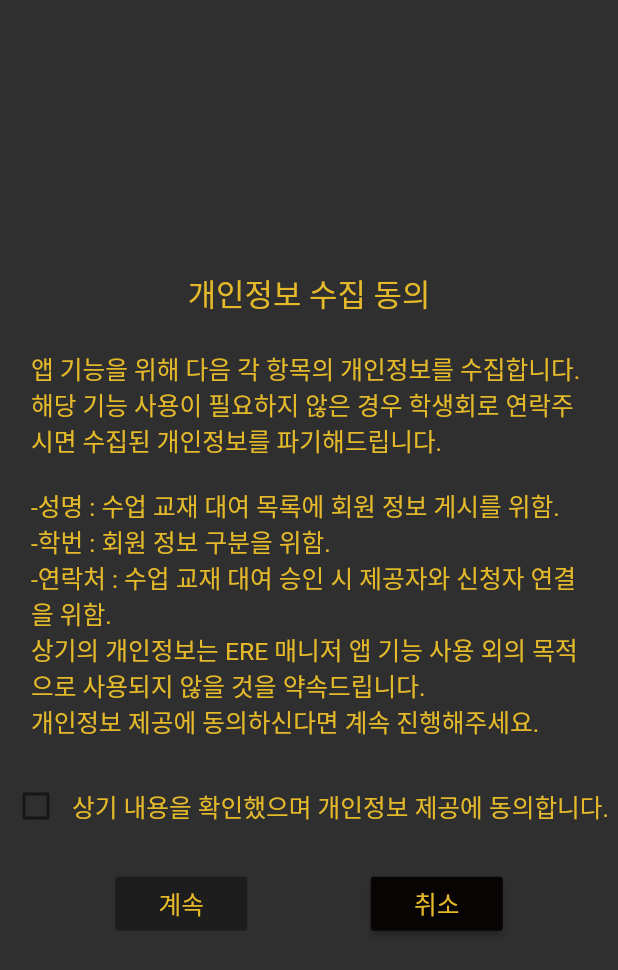
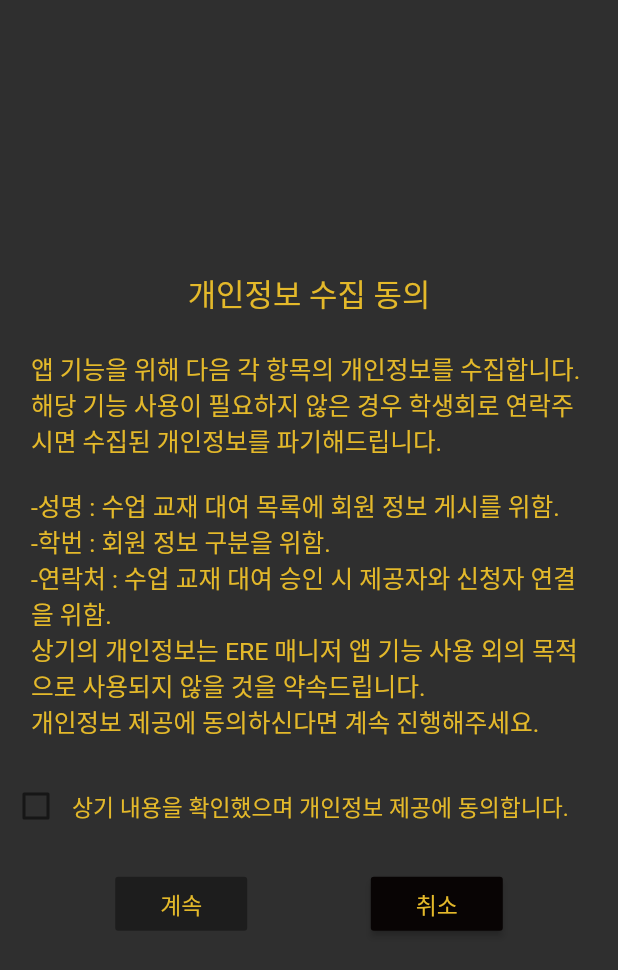
Before and after one commit to AnGyeIn/ere_manager, a Flutter app: the screen it shows after launch, after a tap on "수업 교재 대여", on a phone screen of 412 x 824 dp. Shown: the top 970 px of the screen. Run offline on Flutter 3.47's test engine with Material 2 defaults, Android fonts, the phone set to English and light mode, and no system bars; our stand-ins replace firebase_auth, firebase_database, shared_preferences, toast; missing offline and left inert: firebase_auth_ui, flutter_barcode_scanner; accounts and stored records are empty.

Commit message:
android 2020-08-13

```diff
--- a/lib/EREButton.dart
+++ b/lib/EREButton.dart
@@ -15,7 +15,7 @@
       color: ERE_BLACK,
       onPressed: onPressed,
       child: Text(text,
-      style: TextStyle(fontSize: width * 0.04),),
+      style: TextStyle(fontSize: width * 0.037),),
     );
   }
 }
--- a/lib/agreement.dart
+++ b/lib/agreement.dart
@@ -57,9 +57,11 @@
                   checkColor: ERE_YELLOW,
                   activeColor: ERE_BLACK,
                 ),
-                Text(
-                  '상기 내용을 확인했으며 개인정보 제공에 동의합니다.',
-                  style: TextStyle(color: ERE_YELLOW, fontSize: width * 0.04),
+                Expanded(
+                  child: Text(
+                    '상기 내용을 확인했으며 개인정보 제공에 동의합니다.',
+                    style: TextStyle(color: ERE_YELLOW, fontSize: width * 0.037),
+                  ),
                 )
               ],
             ),
--- a/lib/credit/Tile/AddedLectureTile.dart
+++ b/lib/credit/Tile/AddedLectureTile.dart
@@ -30,7 +30,7 @@
             child: Text(
               '          ${widget.addedLecture.name}(${widget.addedLecture.credit}학점)',
               style:
-                  TextStyle(color: ERE_YELLOW, fontSize: widget.width * 0.043),
+                  TextStyle(color: ERE_YELLOW, fontSize: widget.width * 0.04),
             ),
           ),
           Checkbox(
--- a/lib/credit/Tile/FreeLectureTile.dart
+++ b/lib/credit/Tile/FreeLectureTile.dart
@@ -32,7 +32,7 @@
     return Row(
       children: [
         Container(
-          width: widget.width * 0.12,
+          width: widget.width * 0.11,
         ),
         Container(
           width: widget.width * 0.3,
@@ -42,7 +42,7 @@
                 border: InputBorder.none,
                 hintText: '과목명 입력',
                 hintStyle: TextStyle(color: Color(0x88e4b92a))),
-            style: TextStyle(color: ERE_YELLOW, fontSize: widget.width * 0.043),
+            style: TextStyle(color: ERE_YELLOW, fontSize: widget.width * 0.04),
             onChanged: (text) => addLecName = text,
           ),
         ),
@@ -55,7 +55,7 @@
                 border: InputBorder.none,
                 hintText: '학점 입력',
                 hintStyle: TextStyle(color: Color(0x88e4b92a))),
-            style: TextStyle(color: ERE_YELLOW, fontSize: widget.width * 0.043),
+            style: TextStyle(color: ERE_YELLOW, fontSize: widget.width * 0.04),
             onChanged: (text) => addLecCredit = int.parse(text),
           ),
         ),
--- a/lib/credit/Tile/LectureGroupTile.dart
+++ b/lib/credit/Tile/LectureGroupTile.dart
@@ -20,7 +20,7 @@
       child: FlatButton(
         child: Text(
           '    ${widget.lectureGroup.name} 학점 : ${widget.lectureGroup.credits}/${widget.lectureGroup.minCredits}',
-          style: TextStyle(color: ERE_YELLOW, fontSize: widget.width * 0.044
+          style: TextStyle(color: ERE_YELLOW, fontSize: widget.width * 0.041
               ),
         ),
         onPressed: () => widget.onPressed(),
--- a/lib/credit/Tile/LectureTile.dart
+++ b/lib/credit/Tile/LectureTile.dart
@@ -18,7 +18,7 @@
       children: [
         Text(
           '          ${widget.lecture.name}(${widget.lecture.credit}학점)',
-          style: TextStyle(color: ERE_YELLOW, fontSize: widget.width * 0.043),
+          style: TextStyle(color: ERE_YELLOW, fontSize: widget.width * 0.04),
         ),
         Checkbox(
           value: widget.lecture.credits != 0,
--- a/lib/credit/credit_main.dart
+++ b/lib/credit/credit_main.dart
@@ -175,7 +175,7 @@
                   Padding(
                     padding: EdgeInsets.all(width * 0.0075),
                     child: Container(
-                      width: width * 0.63,
+                      width: width * 0.69,
                       height: height * 0.034,
                       child: EREButton(
                         text: progressingMajor,
--- a/lib/lecturebook/Tile/LectureBookTile.dart
+++ b/lib/lecturebook/Tile/LectureBookTile.dart
@@ -36,7 +36,7 @@
   Widget build(BuildContext context) {
     double tile_padding = widget.width * 0.0075;
     double tile_height = widget.height * 0.06;
-    double fontsize = widget.width * 0.037;
+    double fontsize = widget.width * 0.034;
     final isOwner = widget.userID == widget.lectureBook.ownerID;
     Color stateColor = widget.lectureBook.isAvailable ? ERE_GREY : ERE_BLACK;
 
--- a/lib/lecturebook/lecturebook_main.dart
+++ b/lib/lecturebook/lecturebook_main.dart
@@ -108,7 +108,7 @@
     double width = screenSize.width;
     double height = screenSize.height;
     double tile_height = height * 0.05;
-    double fontsize = width * 0.038;
+    double fontsize = width * 0.034;
 
     return SafeArea(
       child: Scaffold(
--- a/lib/main.dart
+++ b/lib/main.dart
@@ -165,7 +165,7 @@
                       child: Text(
                         '회원탈퇴',
                         style: TextStyle(
-                            color: Color(0xffff2424), fontSize: width * 0.04),
+                            color: Color(0xaaff2424), fontSize: width * 0.04),
                       ),
                       onPressed: () async {
                         loginCheck = await showDialog<bool>(
```
Also changed, not shown: 5 other files.
